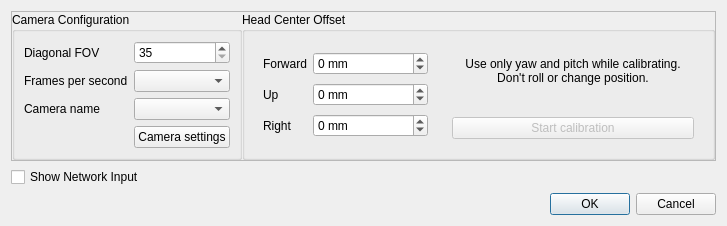
Qt form tracker-neuralnet/neuralnet-trackercontrols.ui (opentrack/opentrack) before a commit.
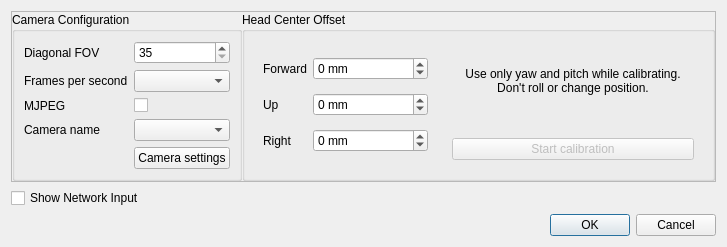
The same form after that commit.

Commit message:
Added support for MJPEG compression for neuralnet
- Added support for MJPEG compression for neuralnet tracker

What changed in the file:
```diff
--- a/tracker-neuralnet/neuralnet-trackercontrols.ui
+++ b/tracker-neuralnet/neuralnet-trackercontrols.ui
@@ -60,7 +60,7 @@
          <string>Camera Configuration</string>
         </property>
         <layout class="QGridLayout" name="gridLayout_4">
-         <item row="2" column="1">
+         <item row="3" column="1">
           <widget class="QComboBox" name="cameraName">
            <property name="sizePolicy">
             <sizepolicy hsizetype="Preferred" vsizetype="Preferred">
@@ -97,6 +97,13 @@
           </widget>
          </item>
          <item row="2" column="0">
+          <widget class="QLabel" name="label_11">
+           <property name="text">
+            <string>MJPEG</string>
+           </property>
+          </widget>
+         </item>
+         <item row="3" column="0">
           <widget class="QLabel" name="label_10">
            <property name="text">
             <string>Camera name</string>
@@ -120,7 +127,20 @@
            </property>
           </widget>
          </item>
-         <item row="3" column="1">
+         <item row="2" column="1">
+          <widget class="QCheckBox" name="use_mjpeg">
+           <property name="sizePolicy">
+            <sizepolicy hsizetype="Minimum" vsizetype="Maximum">
+             <horstretch>0</horstretch>
+             <verstretch>0</verstretch>
+            </sizepolicy>
+           </property>
+           <property name="text">
+            <string/>
+           </property>
+          </widget>
+         </item>
+         <item row="4" column="1">
           <widget class="QPushButton" name="camera_settings">
            <property name="sizePolicy">
             <sizepolicy hsizetype="Preferred" vsizetype="Maximum">
```
The commit also changes 6 other files.
